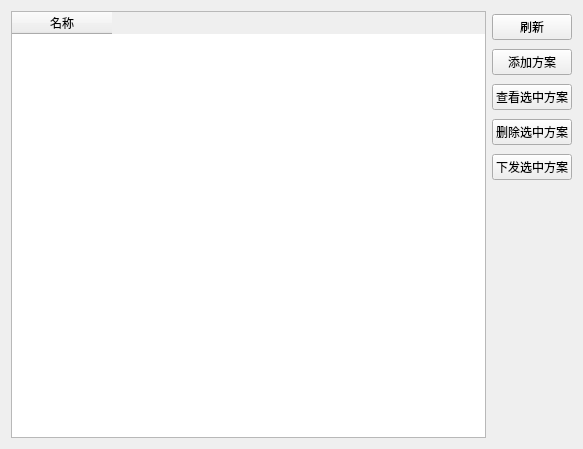
First picture: the form in UI_Check.ui, repository qwerttqq95/698_Special, before the edit.
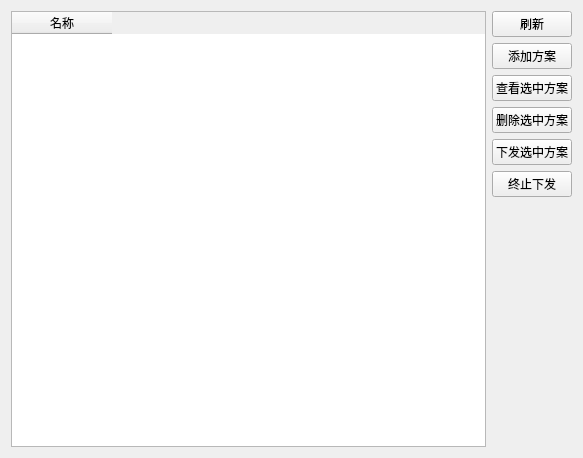
Second picture: the form after the edit.

What changed in the file:
```diff
--- a/UI_Check.ui
+++ b/UI_Check.ui
@@ -78,6 +78,13 @@
        </property>
       </widget>
      </item>
+     <item>
+      <widget class="QPushButton" name="pushButton_6">
+       <property name="text">
+        <string>终止下发</string>
+       </property>
+      </widget>
+     </item>
     </layout>
    </item>
   </layout>
```
Left out of the diff: 2 changed lines with no effect on the pictures.
